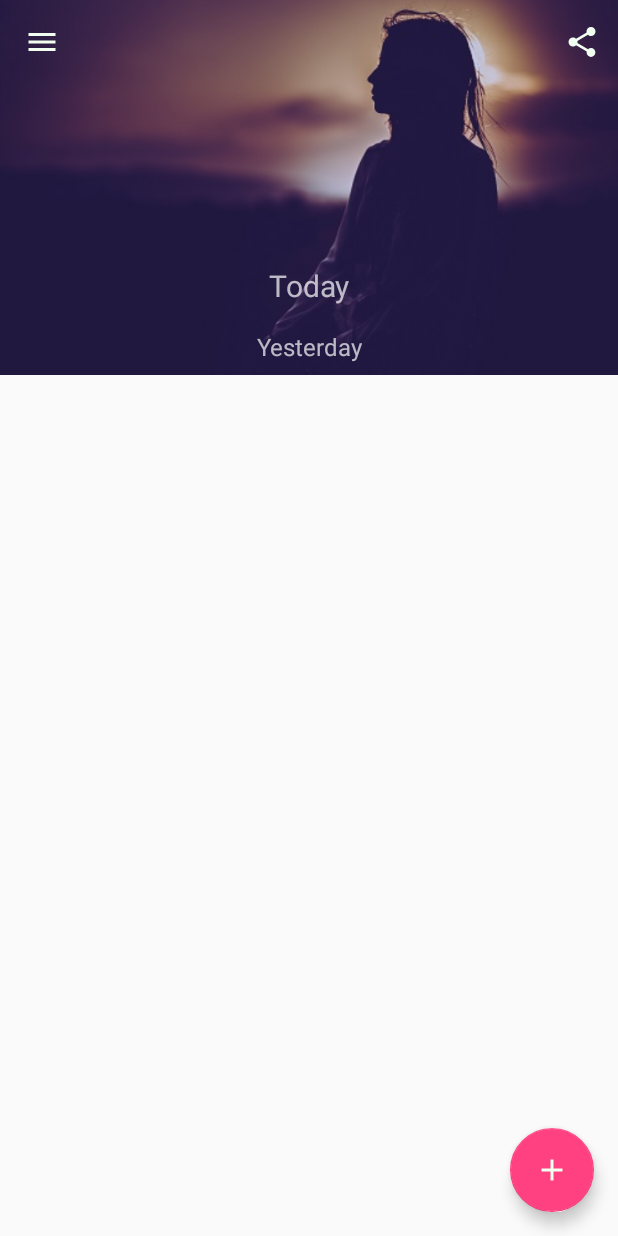
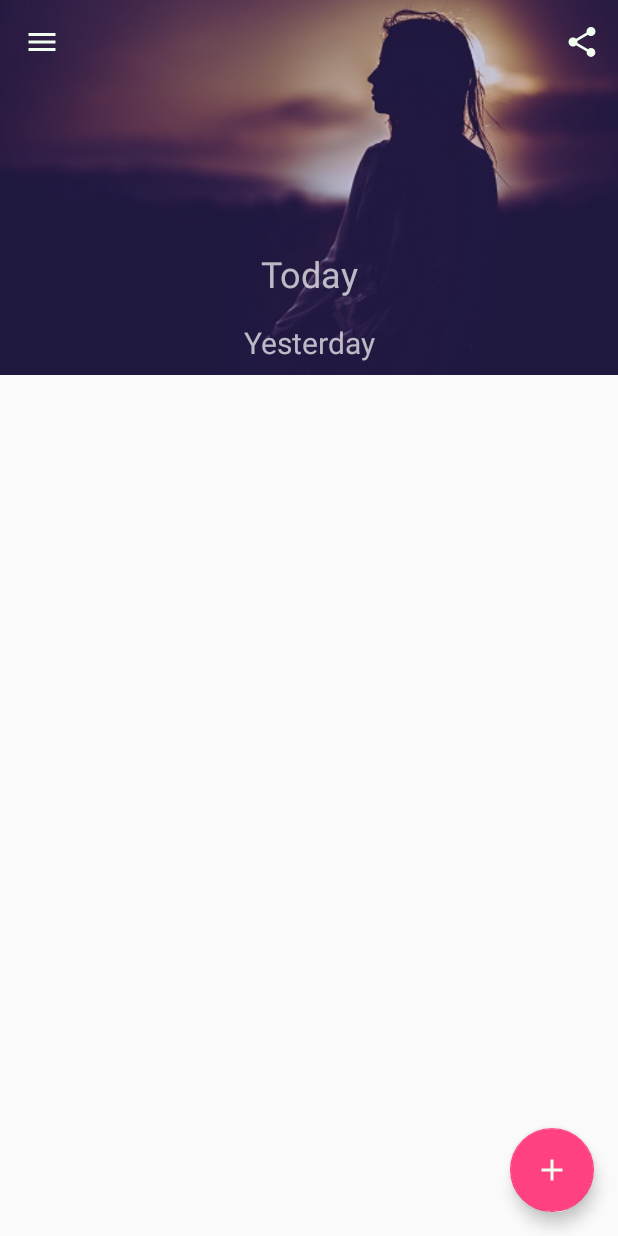
Before and after one commit to yashovardhan99/HealersDiary, an Android app: the screen it shows after launch (MainActivity), on a phone screen of 412 x 824 dp. Run offline under Robolectric (Android 15) with nearby library versions, the phone set to English and light mode, and no system bars; our stand-ins replace Firebase (no records; nobody signed in at launch, a user with empty details on screens opened directly), Picasso; libraries missing offline, so code that uses them is left out: com.android.billingclient.

Commit message:
Increased TextSize
Signed-off-by: yashovardhan99 <yashovardhandhanania@outlook.in>

```diff
--- a/app/src/main/res/layout/activity_main.xml
+++ b/app/src/main/res/layout/activity_main.xml
@@ -54,7 +54,7 @@
                         android:padding="8dp"
                         android:text="@string/today"
                         android:textAlignment="center"
-                        android:textSize="20sp" />
+                        android:textSize="24sp" />
 
                     <TextView
                         android:id="@+id/healingsYesterday"
@@ -63,7 +63,7 @@
                         android:padding="8dp"
                         android:text="@string/yesterday"
                         android:textAlignment="center"
-                        android:textSize="16sp" />
+                        android:textSize="20sp" />
                 </LinearLayout>
 
 
```
